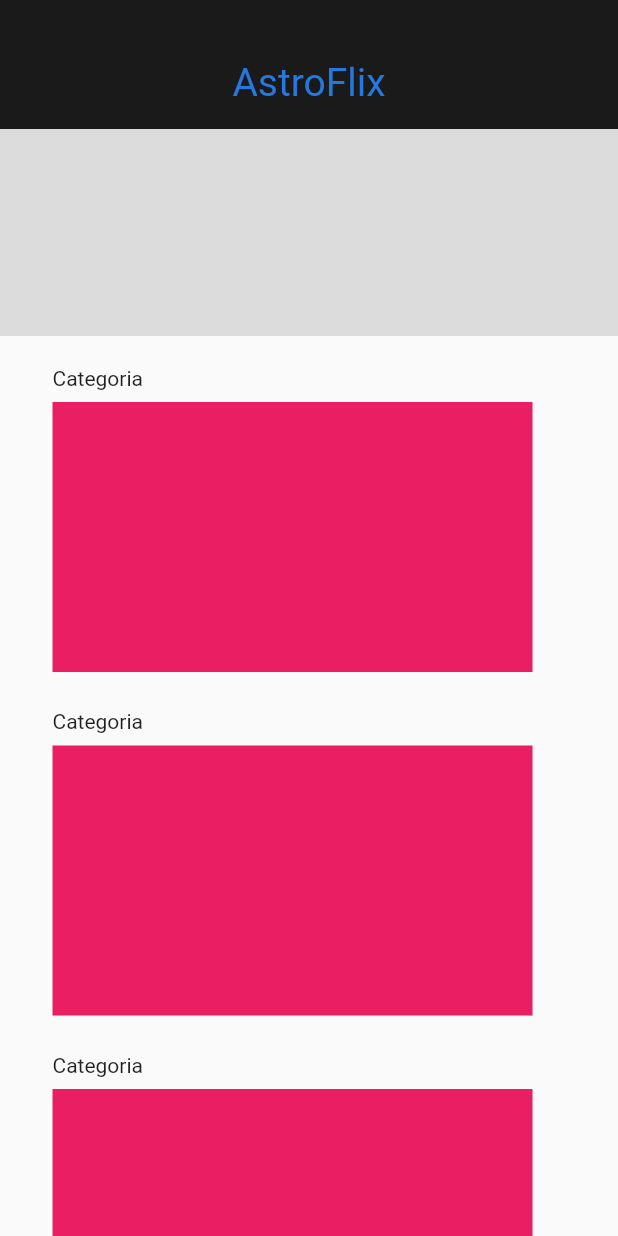
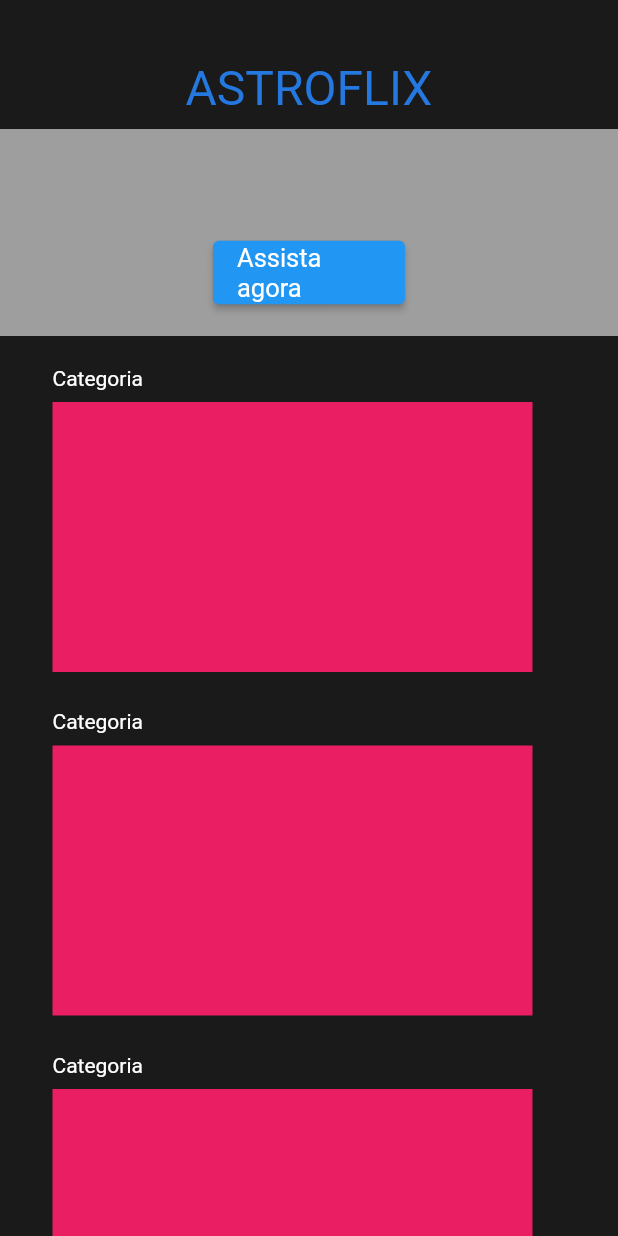
Before and after one commit to Wercton/AstroFlix, a Flutter app: the screen it shows after launch, on a phone screen of 412 x 824 dp. Run offline on Flutter 3.47's test engine with Material 2 defaults, Android fonts, the phone set to English and light mode, and no system bars; Roboto replaces fonts that are missing (Bebas Neue).

Commit message:
feat: adicionado botão da área de destaque e alterado cor de fundo e da appBar

```diff
--- a/lib/main.dart
+++ b/lib/main.dart
@@ -10,11 +10,12 @@
   @override
   Widget build(BuildContext context) {
     return MaterialApp(
-      title: 'Flutter Demo',
+      title: 'AstroFlix',
       theme: ThemeData(
         primarySwatch: Colors.blue,
       ),
       home: HomePage(),
+      debugShowCheckedModeBanner: false,
     );
   }
 }
@@ -25,14 +26,10 @@
   @override
   Widget build(BuildContext context) {
     return Scaffold(
-      // appBar: AppBar(
-      //   toolbarHeight: 86,
-      //   title: const Text("AstroFlix"),
-      //   centerTitle: true,
-      // ),
+      backgroundColor: const Color.fromARGB(255, 26, 26, 26),
       body: ListView(
         children: const [
-          PersonalAppBar("AstroFlix"),
+          PersonalAppBar("ASTROFLIX"),
           Destaque(),
           Video(),
           Video(),
@@ -58,13 +55,14 @@
           height: 86,
         ),
         Padding(
-          padding: const EdgeInsets.only(bottom: 16),
+          padding: const EdgeInsets.only(bottom: 8),
           child: Text(
             title,
             style: const TextStyle(
               color: Color.fromARGB(255, 36, 120, 223),
-              fontSize: 26,
-              fontFamily: 'Bebas Neue',
+              fontSize: 32,
+              fontFamily: 'Bebas Neue', //TODO: importar fonte
+              fontWeight: FontWeight.w400,
             ),
           ),
         ),
@@ -78,9 +76,32 @@
 
   @override
   Widget build(BuildContext context) {
-    return Container(
-      height: 138,
-      color: Colors.black12,
+    return Stack(
+      alignment: AlignmentDirectional.bottomCenter,
+      children: [
+        Container(
+          height: 138,
+          color: Colors.grey,
+        ),
+        Padding(
+          padding: const EdgeInsets.only(bottom: 21.15),
+          child: Container(
+            height: 42.31,
+            width: 128,
+            child: ElevatedButton(
+                onPressed: () {},
+                child: const Text(
+                  "Assista agora",
+                  style: TextStyle(
+                    //TODO: importar fonte Roboto
+                    fontSize: 17, // 18
+                    fontWeight: FontWeight.w400,
+                    //height: 21.09,
+                  ),
+                )),
+          ),
+        )
+      ],
     );
   }
 }
@@ -97,7 +118,10 @@
         children: [
           const Padding(
             padding: EdgeInsets.only(bottom: 8),
-            child: Text("Categoria"),
+            child: Text(
+              "Categoria",
+              style: TextStyle(color: Colors.white),
+            ),
           ),
           Container(
             color: Colors.pink,
```
